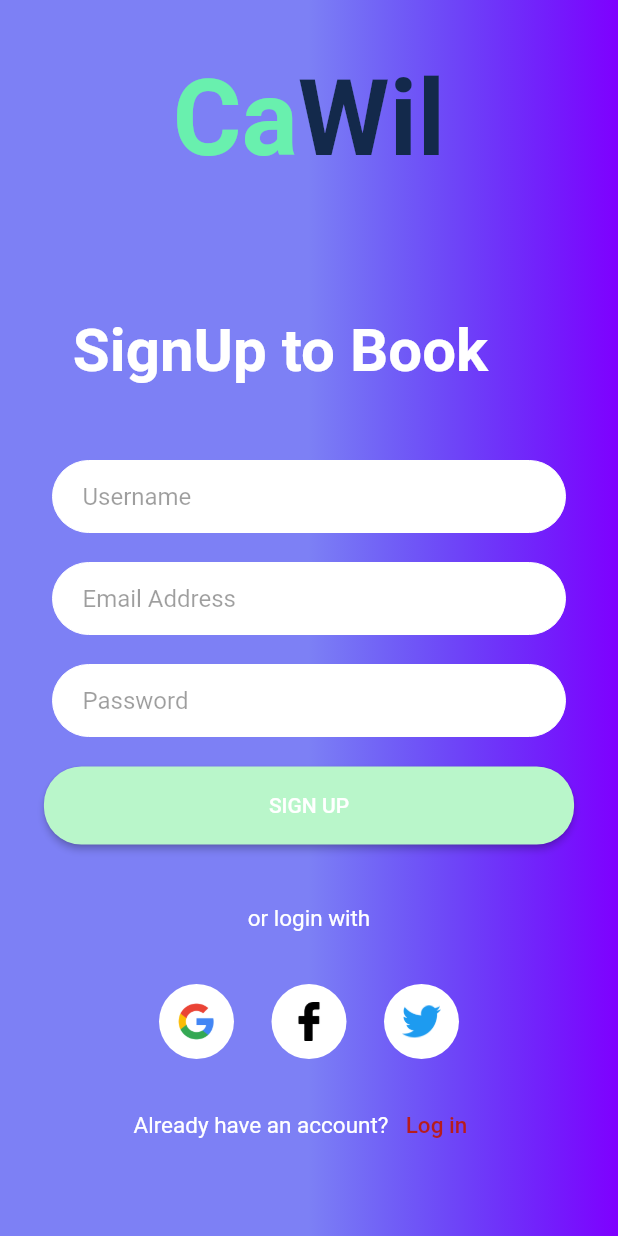
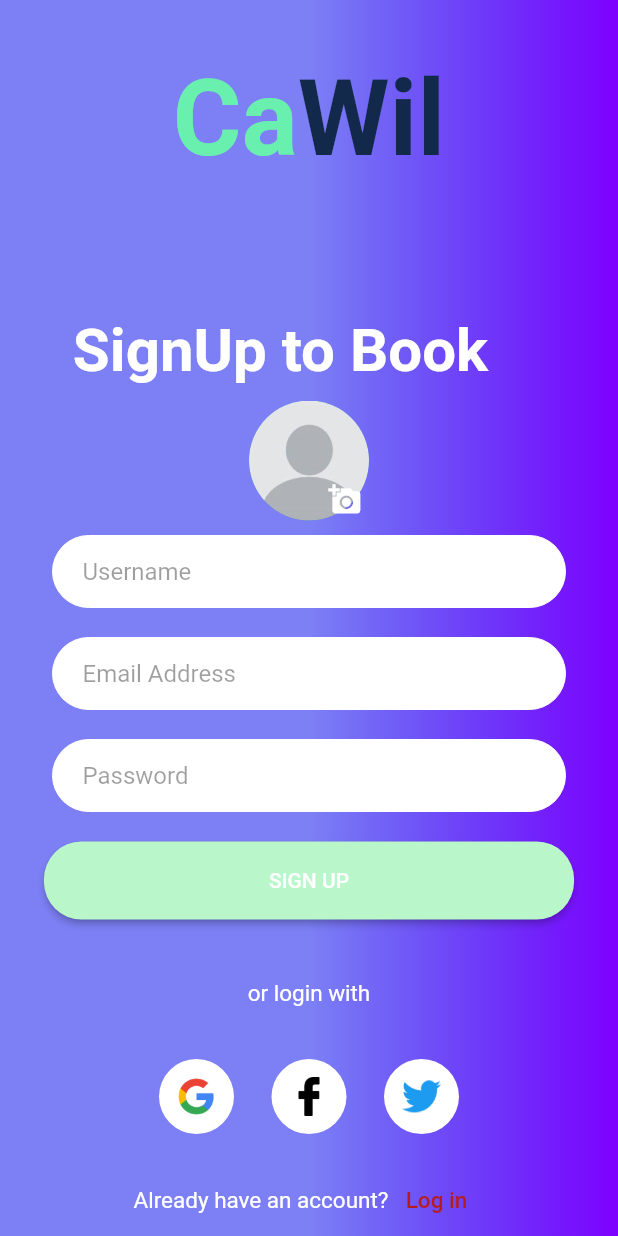
Before and after one commit to Khaleb165/cawil, a Flutter app: the SignUpScreen screen opened directly, scrolled down 52 dp, on a phone screen of 412 x 824 dp. Run offline on Flutter 3.47's test engine with Material 2 defaults, Android fonts, the phone set to English and light mode, and no system bars; our stand-ins replace cloud_firestore, dotted_line, firebase_auth, firebase_core, firebase_storage, flutter_custom_clippers and 4 more; accounts and stored records are empty.

Commit message:
update 1

```diff
--- /dev/null
+++ b/lib/models/user.dart
@@ -0,0 +1,44 @@
+import 'package:cloud_firestore/cloud_firestore.dart';
+
+class User {
+  final String email;
+  final String uid;
+  final String photoUrl;
+  final String username;
+  final String bio;
+  final List followers;
+  final List following;
+
+  const User(
+      {required this.username,
+        required this.uid,
+        required this.photoUrl,
+        required this.email,
+        required this.bio,
+        required this.followers,
+        required this.following});
+
+  static User fromSnap(DocumentSnapshot snap) {
+    var snapshot = snap.data() as Map<String, dynamic>;
+
+    return User(
+      username: snapshot["username"],
+      uid: snapshot["uid"],
+      email: snapshot["email"],
+      photoUrl: snapshot["photoUrl"],
+      bio: snapshot["bio"],
+      followers: snapshot["followers"],
+      following: snapshot["following"],
+    );
+  }
+
+  Map<String, dynamic> toJson() => {
+    "username": username,
+    "uid": uid,
+    "email": email,
+    "photoUrl": photoUrl,
+    "bio": bio,
+    "followers": followers,
+    "following": following,
+  };
+}
--- a/lib/screens/forgot_password.dart
+++ b/lib/screens/forgot_password.dart
@@ -124,7 +124,8 @@ class _ForgotPasswordPageState extends State<ForgotPasswordPage> {
                 ),),
             ),
           ),
-        )
+        ),
+      SizedBox(height: 300,)
 
     ]),
     )
--- a/lib/screens/signup.dart
+++ b/lib/screens/signup.dart
@@ -1,6 +1,10 @@
 import 'package:cawil/resources/auth_methods.dart';
 import 'package:cawil/screens/login.dart';
 import 'package:flutter/material.dart';
+import 'package:flutter/foundation.dart';
+import 'package:image_picker/image_picker.dart';
+
+import '../utilities/utils.dart';
 
 
 class SignUpScreen extends StatefulWidget {
@@ -15,6 +19,46 @@ class _SignUpScreenState extends State<SignUpScreen> {
   final TextEditingController _emailTextController = TextEditingController();
   final TextEditingController _passwordTextController = TextEditingController();
   final TextEditingController _usernameTextController = TextEditingController();
+  Uint8List? _image;
+  bool _isLoading = false;
+
+  @override
+  void dispose() {
+    _passwordTextController.dispose();
+    _emailTextController.dispose();
+    _usernameTextController.dispose();
+    super.dispose();
+  }
+
+  void selectImage() async{
+    Uint8List image = await pickImage(ImageSource.gallery);
+    setState(() {
+      _image = image;
+    });
+  }
+
+  void signUpUser()async{
+    setState(() {
+      _isLoading = true;
+    });
+    String res = await AuthMethods().signUpUser(
+      username: _usernameTextController.text,
+      email: _emailTextController.text,
+      password: _passwordTextController.text,
+      file: _image!,
+    );
+    setState(() {
+      _isLoading = false;
+    });
+
+    if (res != 'success'){
+      showSnackBar(res, context);
+    }else{
+      Navigator.push(context, MaterialPageRoute(builder: (context) => LoginScreen()));
+    }
+  }
+
+
 
   @override
   Widget build(BuildContext context) {
@@ -62,7 +106,29 @@ class _SignUpScreenState extends State<SignUpScreen> {
         ),
         ),
         ),
-    SizedBox(height: 50,),
+    SizedBox(height: 10,),
+      Stack(
+        children: [
+          _image != null
+              ? CircleAvatar(
+            radius: 40,
+            backgroundImage: MemoryImage(_image!),
+          )
+              : CircleAvatar(
+            radius: 40,
+            backgroundImage: AssetImage('assets/defaultProfile.jpeg'),
+          ),
+          Positioned(
+              bottom: -10,
+              left: 40,
+              child: IconButton(
+                onPressed: selectImage,
+                icon: Icon(Icons.add_a_photo,color: Colors.white,size: 22,),
+              )
+          )
+        ],
+      ),
+      SizedBox(height: 10,),
         Padding(
         padding: const EdgeInsets.only(left: 35.0,right: 35),
         child: TextField(
@@ -151,23 +217,17 @@ class _SignUpScreenState extends State<SignUpScreen> {
     SizedBox(height: 20,),
     Center(
     child:  ElevatedButton(
-     onPressed: () async{
-       String res = await AuthMethods().signUpUser(
-           username: _usernameTextController.text,
-           email: _emailTextController.text,
-           password: _passwordTextController.text,
-           //file: +
-       );
-       print(res);
-
-         Navigator.push(context, MaterialPageRoute(builder: (context) => LoginScreen()));
-    },
+     onPressed: signUpUser,
         style: TextButton.styleFrom(
         backgroundColor: Colors.greenAccent[100],
         padding: EdgeInsets.symmetric(horizontal: 150,vertical: 18),
           shape: RoundedRectangleBorder(borderRadius: BorderRadius.circular(25)),
     ),
-        child: Text('SIGN UP',
+        child: _isLoading? Center(
+          child: CircularProgressIndicator(
+            color: Colors.white,
+          ),
+        ) : Text('SIGN UP',
            style: TextStyle(
                color: Colors.white,
 
--- a/pubspec.yaml
+++ b/pubspec.yaml
@@ -45,6 +45,10 @@ dependencies:
   cloud_firestore: ^4.4.2
   firebase_storage: ^11.0.13
   image_picker: ^0.8.6+2
+  responsive_framework: ^0.2.0
+  responsive_layout: ^0.0.1
+  provider: ^6.0.5
+  flutter_svg: ^1.1.6
 
 dev_dependencies:
   flutter_test:
```
Also changed, not shown: lib/main.dart (+24 -1 lines), lib/providers/user_provider.dart (added, +18 -0 lines), lib/resources/auth_methods.dart (+44 -3 lines), lib/responsive/mobile_screen_layout.dart (added, +95 -0 lines), lib/responsive/responsive_layout.dart (added, +42 -0 lines), lib/responsive/web_screen_layout.dart (added, +100 -0 lines), lib/screens/login.dart (+38 -6 lines), lib/screens/settings.dart (+5 -3 lines), lib/utilities/colors.dart (added, +8 -0 lines), lib/utilities/global_variable.dart (added, +8 -0 lines), lib/utilities/utils.dart (+6 -2 lines), pubspec.lock.
